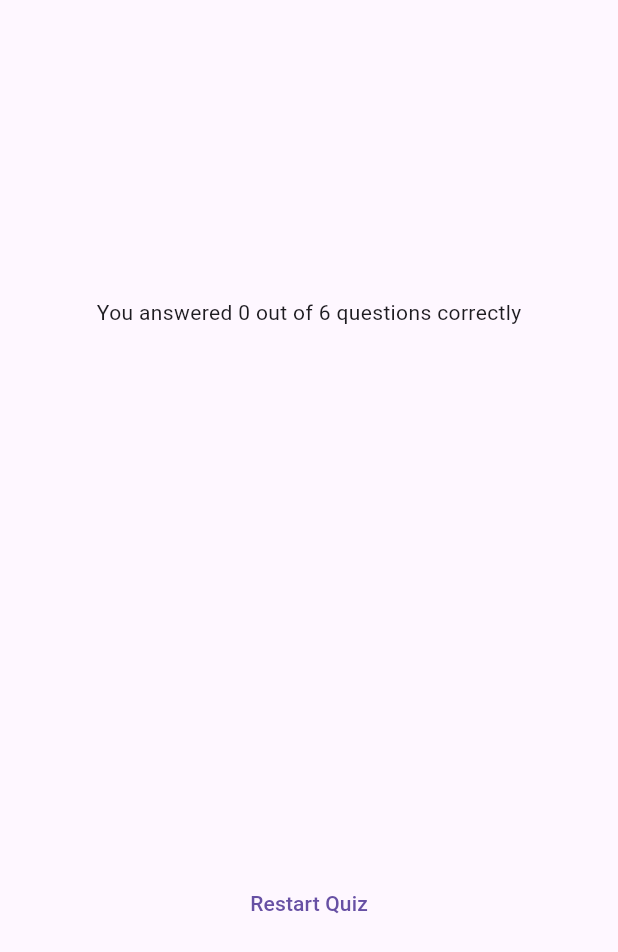
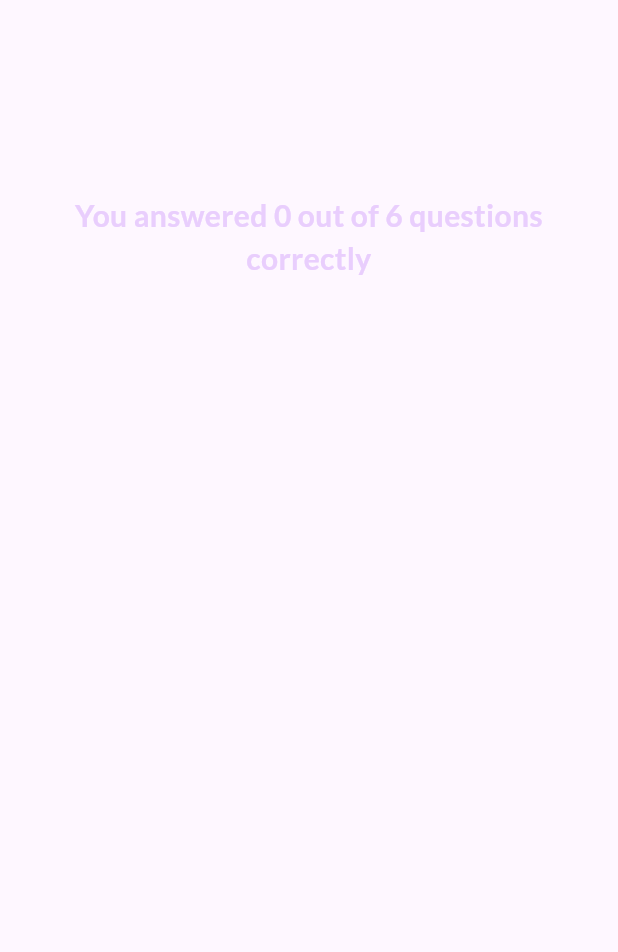
Before and after one commit to Emmanuel246/adv_basics, a Flutter app: the ResultsScreen widget shown alone on an empty page, opened directly with empty values, on a phone screen of 412 x 824 dp. Shown: the top 952 px of the screen. Run offline on Flutter 3.47's test engine with Material 3 defaults, Android fonts, the phone set to English and light mode, and no system bars; our stand-ins replace google_fonts.

Commit message:
Big changes

```diff
--- /dev/null
+++ b/lib/questions_summary/questions_summary.dart
@@ -0,0 +1,27 @@
+// import 'package:adv_basics/data/questions.dart';
+import 'package:flutter/material.dart';
+
+import 'package:adv_basics/questions_summary/summary_item.dart';
+
+class QuestionsSummary extends StatelessWidget {
+  const QuestionsSummary(this.summaryData, {super.key});
+
+  final List<Map<String, Object>> summaryData;
+
+
+  @override
+  Widget build(BuildContext context) {
+    return SizedBox(
+      height: 400,
+      child: SingleChildScrollView(
+        child: Column(
+          children: summaryData.map(
+            (data) {
+              return SummaryItem(data);
+            }
+        ).toList(),
+      ),
+    ),
+    );
+  }
+}
--- a/lib/questions_summary/summary_item.dart
+++ b/lib/questions_summary/summary_item.dart
@@ -4,7 +4,7 @@ import 'package:google_fonts/google_fonts.dart';
 import 'package:adv_basics/questions_summary/question_identifier.dart';
 
 class SummaryItem extends StatelessWidget {
-  const SummaryItem({super.key});
+  const SummaryItem(this.itemData, {super.key});
 
   final Map<String, Object> itemData;
 
--- a/lib/results_screen.dart
+++ b/lib/results_screen.dart
@@ -1,11 +1,13 @@
 import 'package:adv_basics/data/questions.dart';
-import 'package:adv_basics/models/questions_summary.dart';
+import 'package:adv_basics/questions_summary/questions_summary.dart';
 import 'package:flutter/material.dart';
+import 'package:google_fonts/google_fonts.dart';
 
 
 class ResultsScreen extends StatelessWidget {
-  const ResultsScreen({super.key, required this.chosenAnswer});
+  const ResultsScreen({super.key, required this.chosenAnswer, required this.onRestart});
 
+  final void Function() onRestart;
   final List<String> chosenAnswer;
 
   List<Map<String, Object>> getSummaryData() {
@@ -36,11 +38,25 @@ class ResultsScreen extends StatelessWidget {
         child:  Column(
           mainAxisAlignment: MainAxisAlignment.center,
           children: [
-           Text('You answered $numCorrectQuestions out of $numTotalQuestions questions correctly', ),
+           Text('You answered $numCorrectQuestions out of $numTotalQuestions questions correctly',
+           style: GoogleFonts.lato(
+            color: const Color.fromARGB(225, 230, 200, 253),
+            fontSize: 20,
+            fontWeight: FontWeight.bold,
+           ),
+           textAlign: TextAlign.center,
+           ),
              const SizedBox(height: 30,),
              QuestionsSummary(summaryData),
              const SizedBox(height: 30,),
-            TextButton(onPressed: () {}, child: const Text('Restart Quiz'))
+            TextButton.icon(
+              onPressed: onRestart,
+              style: TextButton.styleFrom(
+                foregroundColor: Colors.white,
+              ),
+              icon: const Icon(Icons.refresh),
+              label: const Text('Restart Quiz'),
+              )
 
 
 
```
Also changed, not shown: lib/models/questions_summary.dart (deleted, +0 -39 lines), lib/quiz.dart (+7 -1 lines).
